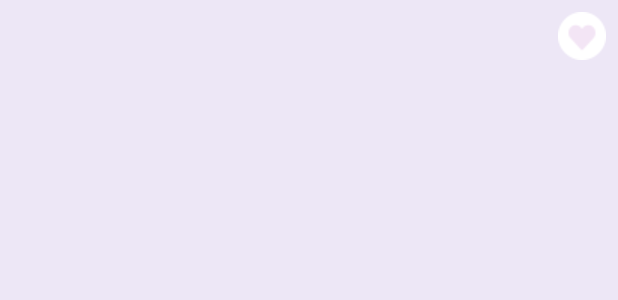
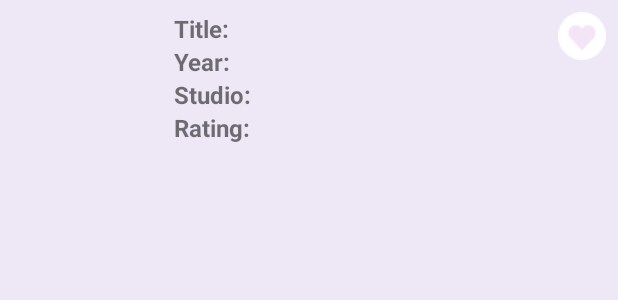
Before and after one commit to ankitdave677/MovieDB, an Android app: the layout item_movie.xml on its own in the app's theme, with its tools: preview values and no code run, on a phone screen of 412 x 824 dp. Shown: the top 300 px of the screen. Run offline under Robolectric (Android 15) with nearby library versions, the phone set to English and light mode, and no system bars; network calls fail.

Commit message:
Final Commit

```diff
--- a/app/src/main/java/com/example/moviedb/FavoritesDatabaseHelper.java
+++ b/app/src/main/java/com/example/moviedb/FavoritesDatabaseHelper.java
@@ -11,6 +11,7 @@ import java.util.List;
 
 public class FavoritesDatabaseHelper extends SQLiteOpenHelper {
 
+    // Variable declaration
     private static final String DATABASE_NAME = "favorites.db";
     private static final int DATABASE_VERSION = 1;
     private static final String TABLE_FAVORITES = "favorites";
@@ -22,12 +23,15 @@ public class FavoritesDatabaseHelper extends SQLiteOpenHelper {
     private static final String COLUMN_DESCRIPTION = "description";
     private static final String COLUMN_POSTER = "poster";
 
+    // Constructor to initialize the database helper
     public FavoritesDatabaseHelper(Context context) {
         super(context, DATABASE_NAME, null, DATABASE_VERSION);
     }
 
+    // Called when the database is created for the first time
     @Override
     public void onCreate(SQLiteDatabase db) {
+        // SQL statement to create the favorites table
         String CREATE_FAVORITES_TABLE = "CREATE TABLE " + TABLE_FAVORITES + "("
                 + COLUMN_ID + " INTEGER PRIMARY KEY AUTOINCREMENT,"
                 + COLUMN_TITLE + " TEXT,"
@@ -36,15 +40,19 @@ public class FavoritesDatabaseHelper extends SQLiteOpenHelper {
                 + COLUMN_RATING + " TEXT,"
                 + COLUMN_DESCRIPTION + " TEXT,"
                 + COLUMN_POSTER + " TEXT" + ")";
+        // Execute the SQL statement
         db.execSQL(CREATE_FAVORITES_TABLE);
     }
 
+    // Called when the database needs to be upgraded
     @Override
     public void onUpgrade(SQLiteDatabase db, int oldVersion, int newVersion) {
+        // Drop the old table if it exists and create a new one
         db.execSQL("DROP TABLE IF EXISTS " + TABLE_FAVORITES);
         onCreate(db);
     }
 
+    // Method to add a movie to the favorites table
     public void addFavorite(Movie movie) {
         SQLiteDatabase db = this.getWritableDatabase();
         ContentValues values = new ContentValues();
@@ -55,17 +63,21 @@ public class FavoritesDatabaseHelper extends SQLiteOpenHelper {
         values.put(COLUMN_DESCRIPTION, movie.getDescription());
         values.put(COLUMN_POSTER, movie.getPoster());
 
+        // Insert the new row into the favorites table
         db.insert(TABLE_FAVORITES, null, values);
-        db.close();
+        db.close(); // Close the database connection
     }
 
+    // Method to remove a movie from the favorites table
     public void deleteFavorite(Movie movie) {
-        SQLiteDatabase db = this.getWritableDatabase();
+        SQLiteDatabase db = this.getWritableDatabase(); // Get writable database instance
+        // Delete the movie based on its title and year
         db.delete(TABLE_FAVORITES, COLUMN_TITLE + "=? AND " + COLUMN_YEAR + "=?",
                 new String[]{movie.getTitle(), movie.getYear()});
         db.close();
     }
 
+    // Method to check if a movie is in the favorites table
     public boolean isFavorite(Movie movie) {
         SQLiteDatabase db = this.getReadableDatabase();
         Cursor cursor = db.query(TABLE_FAVORITES, new String[]{COLUMN_ID},
@@ -77,11 +89,13 @@ public class FavoritesDatabaseHelper extends SQLiteOpenHelper {
         return isFavorite;
     }
 
+    // Method to get all favorite movies from the database
     public List<Movie> getAllFavorites() {
-        List<Movie> favoriteMovies = new ArrayList<>();
-        SQLiteDatabase db = this.getReadableDatabase();
-        Cursor cursor = db.query(TABLE_FAVORITES, null, null, null, null, null, null);
+        List<Movie> favoriteMovies = new ArrayList<>(); // List to store favorite movies
+        SQLiteDatabase db = this.getReadableDatabase(); // Get readable database instance
+        Cursor cursor = db.query(TABLE_FAVORITES, null, null, null, null, null, null); // Query to get all rows
 
+        // Iterate through the rows and add each movie to the list
         if (cursor.moveToFirst()) {
             do {
                 Movie movie = new Movie();
--- a/app/src/main/java/com/example/moviedb/MainActivity.java
+++ b/app/src/main/java/com/example/moviedb/MainActivity.java
@@ -15,6 +15,7 @@ import java.util.List;
 
 public class MainActivity extends AppCompatActivity {
 
+    //Variable declaration
     private EditText searchEditText;
     private Button searchButton;
     private Button favoritesButton;
@@ -36,6 +37,7 @@ public class MainActivity extends AppCompatActivity {
 
         recyclerView.setLayoutManager(new LinearLayoutManager(this));
 
+        // Set up the search button to fetch movies based on the user's query
         searchButton.setOnClickListener(new View.OnClickListener() {
             @Override
             public void onClick(View v) {
@@ -61,6 +63,7 @@ public class MainActivity extends AppCompatActivity {
             }
         });
 
+        // Set up the favorites button to open the favorites screen
         favoritesButton.setOnClickListener(new View.OnClickListener() {
             @Override
             public void onClick(View v) {
--- a/app/src/main/java/com/example/moviedb/MovieAdapter.java
+++ b/app/src/main/java/com/example/moviedb/MovieAdapter.java
@@ -24,6 +24,7 @@ public class MovieAdapter extends RecyclerView.Adapter<MovieAdapter.MovieViewHol
         void onItemClick(Movie movie);
     }
 
+    // Constructor for the adapter
     public MovieAdapter(List<Movie> movies, OnItemClickListener listener, FavoritesDatabaseHelper dbHelper) {
         this.movies = movies;
         this.listener = listener;
@@ -48,11 +49,12 @@ public class MovieAdapter extends RecyclerView.Adapter<MovieAdapter.MovieViewHol
 
         // Update wishlist icon based on whether the movie is in favorites
         if (dbHelper.isFavorite(movie)) {
-            holder.wishlistIcon.setImageResource(R.drawable.ic_wishlist_filled); // filled heart emoji
+            holder.wishlistIcon.setImageResource(R.drawable.ic_wishlist_filled);
         } else {
-            holder.wishlistIcon.setImageResource(R.drawable.ic_wishlist_empty); // empty heart emoji
+            holder.wishlistIcon.setImageResource(R.drawable.ic_wishlist_empty);
         }
 
+        // Handle the click event for the wishlist icon to add/remove favorites
         holder.wishlistIcon.setOnClickListener(new View.OnClickListener() {
             @Override
             public void onClick(View v) {
@@ -68,6 +70,7 @@ public class MovieAdapter extends RecyclerView.Adapter<MovieAdapter.MovieViewHol
             }
         });
 
+        // Handle the click event for the entire item view
         holder.itemView.setOnClickListener(new View.OnClickListener() {
             @Override
             public void onClick(View v) {
@@ -81,6 +84,7 @@ public class MovieAdapter extends RecyclerView.Adapter<MovieAdapter.MovieViewHol
         return movies.size();
     }
 
+    // ViewHolder class to hold the views
     public static class MovieViewHolder extends RecyclerView.ViewHolder {
         public TextView titleTextView;
         public TextView yearTextView;
--- a/app/src/main/java/com/example/moviedb/OMDBApiClient.java
+++ b/app/src/main/java/com/example/moviedb/OMDBApiClient.java
@@ -26,6 +26,7 @@ public class OMDBApiClient {
         void onError(String error);
     }
 
+    // Method to fetch movies based on a search query
     public static void fetchMovies(Context context, String query, final MovieFetchListener listener) {
         String url = BASE_URL + "&s=" + query;
 
@@ -59,7 +60,7 @@ public class OMDBApiClient {
 
         requestQueue.add(request);
     }
-
+    // Method to fetch detailed information for each movie
     private static void fetchMovieDetails(Context context, List<Movie> movies, final MovieFetchListener listener) {
         RequestQueue requestQueue = Volley.newRequestQueue(context);
 
--- a/app/src/main/res/layout/item_movie.xml
+++ b/app/src/main/res/layout/item_movie.xml
@@ -18,17 +18,51 @@
         android:layout_weight="1"
         android:orientation="vertical">
 
+        <LinearLayout
+            android:layout_width="wrap_content"
+            android:layout_height="wrap_content"
+            android:orientation="horizontal">
+            <TextView
+                android:layout_width="wrap_content"
+                android:layout_height="wrap_content"
+                android:text="Title: "
+                android:textStyle="bold"
+                android:textSize="16sp" />
+
             <TextView
                 android:id="@+id/movie_title"
                 android:layout_width="wrap_content"
                 android:layout_height="wrap_content"
-            android:textSize="18sp"
-            android:textStyle="bold" />
+                android:textSize="16sp" />
+        </LinearLayout>
+
+        <LinearLayout
+            android:layout_width="wrap_content"
+            android:layout_height="wrap_content"
+            android:orientation="horizontal">
+            <TextView
+                android:layout_width="wrap_content"
+                android:layout_height="wrap_content"
+                android:text="Year: "
+                android:textStyle="bold"
+                android:textSize="16sp" />
 
             <TextView
                 android:id="@+id/movie_year"
                 android:layout_width="wrap_content"
                 android:layout_height="wrap_content"
+                android:textSize="16sp" />
+        </LinearLayout>
+
+        <LinearLayout
+            android:layout_width="wrap_content"
+            android:layout_height="wrap_content"
+            android:orientation="horizontal">
+            <TextView
+                android:layout_width="wrap_content"
+                android:layout_height="wrap_content"
+                android:text="Studio: "
+                android:textStyle="bold"
                 android:textSize="16sp" />
 
             <TextView
@@ -36,12 +70,25 @@
                 android:layout_width="wrap_content"
                 android:layout_height="wrap_content"
                 android:textSize="16sp" />
+        </LinearLayout>
+
+        <LinearLayout
+            android:layout_width="wrap_content"
+            android:layout_height="wrap_content"
+            android:orientation="horizontal">
+            <TextView
+                android:layout_width="wrap_content"
+                android:layout_height="wrap_content"
+                android:text="Rating: "
+                android:textStyle="bold"
+                android:textSize="16sp" />
 
             <TextView
                 android:id="@+id/movie_rating"
                 android:layout_width="wrap_content"
                 android:layout_height="wrap_content"
                 android:textSize="16sp" />
+        </LinearLayout>
 
     </LinearLayout>
 
```
Lines whose indentation alone changed are shown as unchanged.
